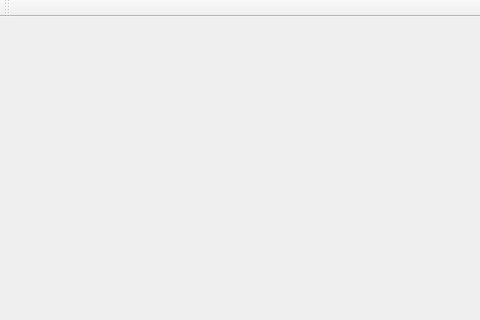
Qt form mainwindow.ui (HoudaKoubaa/SmartPolice_Station_2A22) before a commit; both pictures show x 0 to 480 and y 0 to 320 of the 1201 by 577 pixel window.
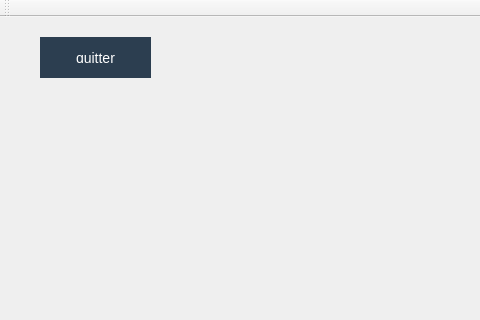
The same form after that commit. Icons and pictures are not drawn.

Patch:
```diff
--- a/mainwindow.ui
+++ b/mainwindow.ui
@@ -285,6 +285,41 @@
      <string/>
     </property>
    </widget>
+   <widget class="QPushButton" name="pushButtonquitter">
+    <property name="geometry">
+     <rect>
+      <x>40</x>
+      <y>20</y>
+      <width>111</width>
+      <height>41</height>
+     </rect>
+    </property>
+    <property name="styleSheet">
+     <string notr="true">QPushButton{
+font-family: &quot;Roboto&quot;, sans-serif;
+    text-transform: uppercase;
+    outline: 0;
+    background: #2c3e50;
+    color: #FFFFFF;
+    width: 100%;
+    border: 0;
+    padding: 15px;
+    font-size: 14px;
+    -webkit-transition: all 0.3 ease;
+    transition: all 0.3 ease;
+    cursor: pointer;
+
+}
+QPushButton:hover
+{
+
+    background: #3498db;
+}</string>
+    </property>
+    <property name="text">
+     <string>quitter</string>
+    </property>
+   </widget>
    <zorder>label</zorder>
    <zorder>label_4</zorder>
    <zorder>pushButtonEmploye</zorder>
```
Left out of the diff: 1 changed line with no effect on the pictures.
